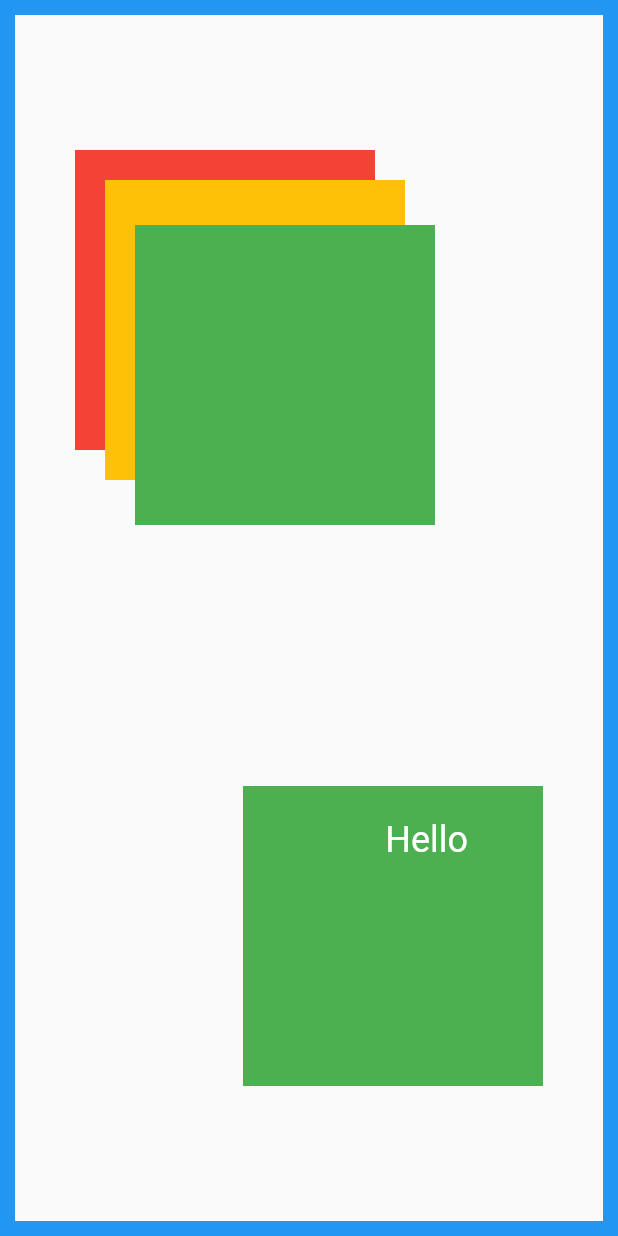
After one commit to HimAndDevOfficial/Flutter-Mini-Topics, a Flutter app: the StackExample screen opened directly, on a phone screen of 412 x 824 dp. The commit adds this screen. Run offline on Flutter 3.47's test engine with Material 2 defaults, Android fonts, the light colour scheme and no system bars.

Commit message:
alert dialog and stack added

```diff
--- a/lib/expandedlayout.dart
+++ b/lib/expandedlayout.dart
@@ -35,7 +35,7 @@ class ExampleExpandedLayout extends StatelessWidget {
         onPressed: (){
 
         },
-        child: Text("Button 1")
+        child: Text("Alert Dialog")
        )
       ),
      ),
--- a/lib/main.dart
+++ b/lib/main.dart
@@ -1,4 +1,6 @@
 import 'package:flutter/material.dart';
+import 'package:flutterminitopics/alertdialog.dart';
+import 'package:flutterminitopics/stackexample.dart';
 
 import 'expandedform.dart';
 import 'expandedlayout.dart';
@@ -27,7 +29,7 @@ class MyApp extends StatelessWidget {
         // is not restarted.
         primarySwatch: Colors.blue,
       ),
-      home: ExampleForm(),
+      home: AlertDialogExample(),
     );
   }
 }
--- /dev/null
+++ b/lib/stackexample.dart
@@ -0,0 +1,74 @@
+import 'package:flutter/material.dart';
+
+class StackExample extends StatelessWidget {
+
+ @override
+ Widget build(BuildContext context) {
+  return Scaffold(
+    body: Stack(
+      children: [
+        Container(
+          width: double.infinity,
+
+          height:double.infinity,
+          decoration: BoxDecoration(
+            border: Border.all(
+              color: Colors.blue,
+              width: 10
+            )
+          ),
+        ),
+
+        Positioned(
+          top: 100,
+          left :50,
+          child: Container(
+            width: 200,
+            height: 200,
+            color:Colors.red
+          ),
+        ),
+        Positioned(
+          top: 120,
+          left :70,
+          child: Container(
+              width: 200,
+              height: 200,
+              color:Colors.amber
+          ),
+        ),
+        Positioned(
+          top: 150,
+          left :90,
+          child: Container(
+              width: 200,
+              height: 200,
+              color:Colors.green
+          ),
+        ),
+        Positioned(
+          bottom: 100,
+          right :50,
+          child: Container(
+              width: 200,
+              height: 200,
+              color:Colors.green
+          ),
+        ),
+
+        Positioned(
+          bottom: 250,
+          right :100,
+          child: Text("Hello",
+          style: TextStyle(
+            fontSize: 24,
+            color: Colors.white
+          ),
+          )
+        ),
+      ],
+    )
+  );
+ }
+
+}
--- a/pubspec.yaml
+++ b/pubspec.yaml
@@ -30,7 +30,6 @@ environment:
 dependencies:
   flutter:
     sdk: flutter
-
 
   # The following adds the Cupertino Icons font to your application.
   # Use with the CupertinoIcons class for iOS style icons.
```
Also changed, not shown: lib/alertdialog.dart (added, +33 -0 lines).
